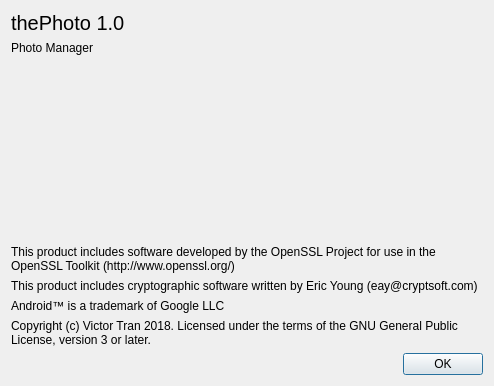
The window that aboutdialog.ui (theCheeseboard/thephoto) describes before a commit, drawn with Qt 5.
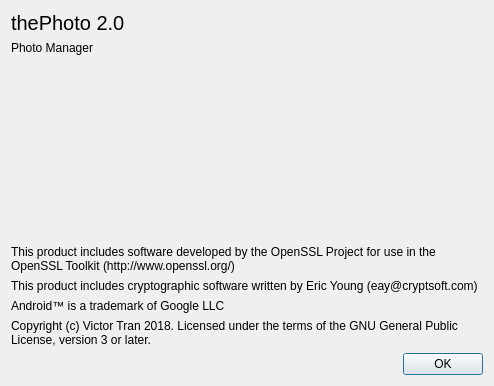
The same window after the commit. Icons and pictures are not drawn.

Patch:
```diff
--- a/aboutdialog.ui
+++ b/aboutdialog.ui
@@ -22,7 +22,7 @@
       </font>
      </property>
      <property name="text">
-      <string>thePhoto 1.0</string>
+      <string>thePhoto 2.0</string>
      </property>
     </widget>
    </item>
```
